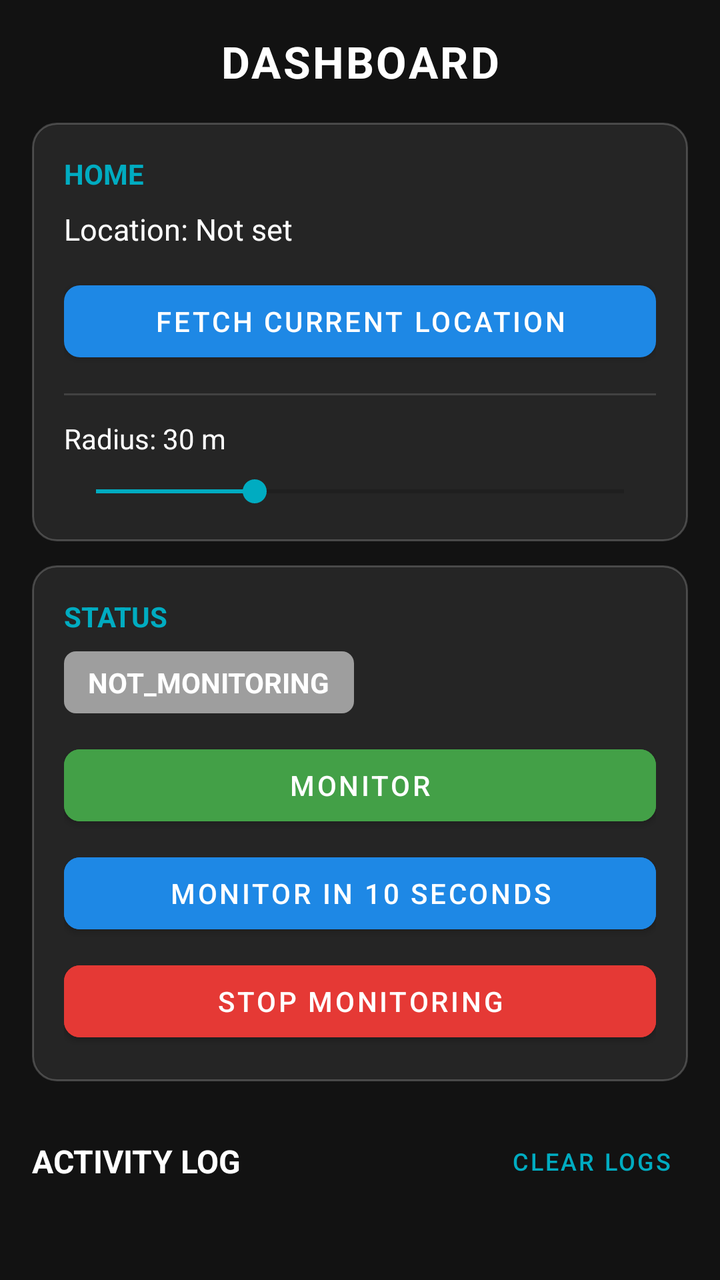
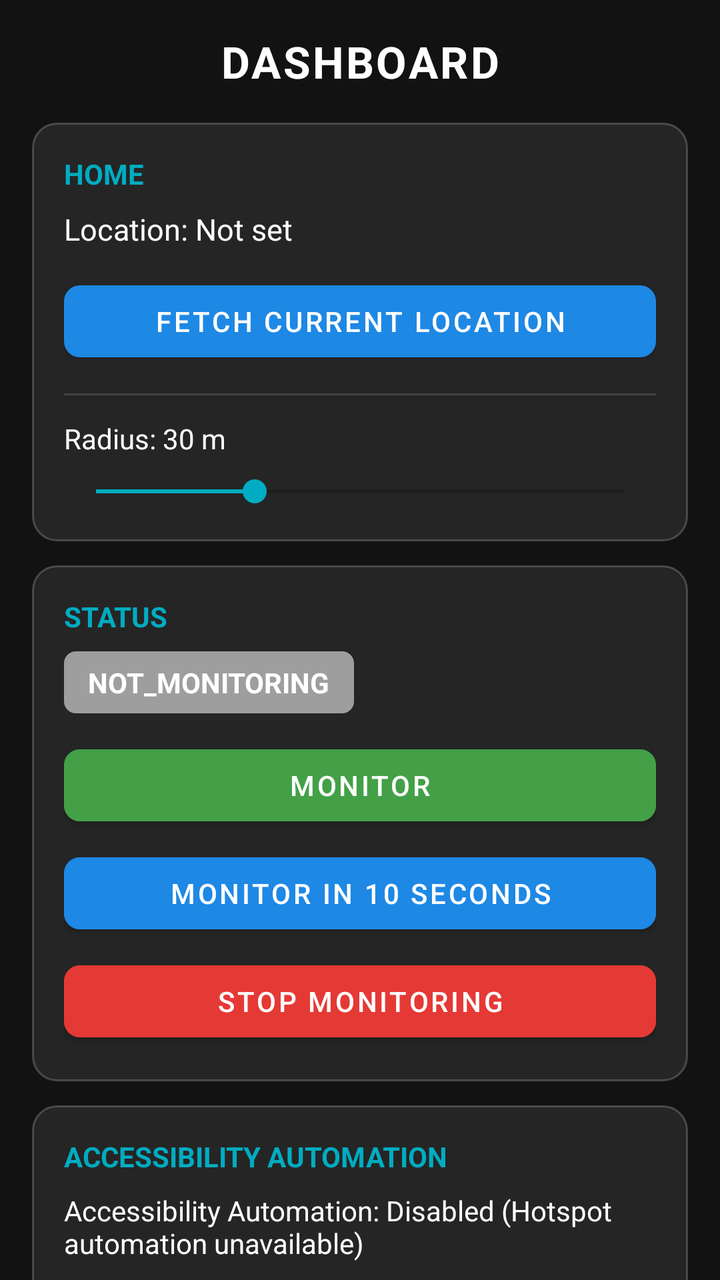

The first picture is an Android layout as it rendered before a commit; the second is the same layout after the commit. The layout source and the unified diff follow.
<!-- AndroidManifest.xml: application theme Theme.HomeHotspot -->
<!-- res/layout/activity_main.xml -->
<?xml version="1.0" encoding="utf-8"?>
<androidx.coordinatorlayout.widget.CoordinatorLayout xmlns:android="http://schemas.android.com/apk/res/android"
    xmlns:app="http://schemas.android.com/apk/res-auto"
    android:layout_width="match_parent"
    android:layout_height="match_parent"
    android:background="@color/background">

    <androidx.core.widget.NestedScrollView
        android:layout_width="match_parent"
        android:layout_height="match_parent"
        android:fillViewport="true">

        <LinearLayout
            android:layout_width="match_parent"
            android:layout_height="wrap_content"
            android:orientation="vertical"
            android:padding="16dp">

            
            <TextView
                android:layout_width="match_parent"
                android:layout_height="wrap_content"
                android:text="@string/dashboard_title"
                android:textColor="@color/text_primary"
                android:textSize="22sp"
                android:textStyle="bold"
                android:letterSpacing="0.05"
                android:gravity="center"
                android:layout_marginBottom="16dp" />

            
            <LinearLayout
                android:layout_width="match_parent"
                android:layout_height="wrap_content"
                android:background="@drawable/bg_card"
                android:orientation="vertical"
                android:padding="16dp"
                android:layout_marginBottom="12dp">

                <TextView
                    android:layout_width="wrap_content"
                    android:layout_height="wrap_content"
                    android:text="@string/home_section_title"
                    android:textColor="@color/accent"
                    android:textSize="14sp"
                    android:textStyle="bold" />

                <TextView
                    android:id="@+id/tvHomeLocation"
                    android:layout_width="match_parent"
                    android:layout_height="wrap_content"
                    android:layout_marginTop="8dp"
                    android:text="Location: Not set"
                    android:textColor="@color/text_primary"
                    android:textSize="15sp" />

                <com.google.android.material.button.MaterialButton
                    android:id="@+id/btnFetchLocation"
                    android:layout_width="match_parent"
                    android:layout_height="wrap_content"
                    android:layout_marginTop="12dp"
                    android:text="@string/fetch_current_location"
                    android:textAllCaps="true"
                    app:cornerRadius="8dp" />

                <View
                    android:layout_width="match_parent"
                    android:layout_height="1dp"
                    android:layout_marginTop="12dp"
                    android:layout_marginBottom="12dp"
                    android:background="#22FFFFFF" />

                <TextView
                    android:id="@+id/tvRadiusLabel"
                    android:layout_width="match_parent"
                    android:layout_height="wrap_content"
                    android:text="Radius: 30 m"
                    android:textColor="@color/text_primary"
                    android:textSize="14sp" />

                <SeekBar
                    android:id="@+id/seekBarRadius"
                    android:layout_width="match_parent"
                    android:layout_height="wrap_content"
                    android:layout_marginTop="8dp"
                    android:max="100"
                    android:progress="30" />

            </LinearLayout>

            
            <LinearLayout
                android:layout_width="match_parent"
                android:layout_height="wrap_content"
                android:background="@drawable/bg_card"
                android:orientation="vertical"
                android:padding="16dp"
                android:layout_marginBottom="12dp">

                <TextView
                    android:layout_width="wrap_content"
                    android:layout_height="wrap_content"
                    android:text="@string/status_section_title"
                    android:textColor="@color/accent"
                    android:textSize="14sp"
                    android:textStyle="bold" />

                <TextView
                    android:id="@+id/tvStatus"
                    android:layout_width="wrap_content"
                    android:layout_height="wrap_content"
                    android:layout_marginTop="8dp"
                    android:background="@drawable/bg_status_badge"
                    android:paddingStart="12dp"
                    android:paddingTop="6dp"
                    android:paddingEnd="12dp"
                    android:paddingBottom="6dp"
                    android:text="NOT_MONITORING"
                    android:textColor="#FFFFFF"
                    android:textSize="14sp"
                    android:textStyle="bold" />

                <LinearLayout
                    android:layout_width="match_parent"
                    android:layout_height="wrap_content"
                    android:orientation="vertical"
                    android:layout_marginTop="12dp">

                    <com.google.android.material.button.MaterialButton
                        android:id="@+id/btnMonitor"
                        android:layout_width="match_parent"
                        android:layout_height="wrap_content"
                        android:text="@string/btn_monitor"
                        android:textAllCaps="true"
                        android:backgroundTint="@color/status_monitoring"
                        app:cornerRadius="8dp" />

                    <com.google.android.material.button.MaterialButton
                        android:id="@+id/btnMonitor10s"
                        android:layout_width="match_parent"
                        android:layout_height="wrap_content"
                        android:layout_marginTop="6dp"
                        android:text="@string/btn_monitor_10s"
                        android:textAllCaps="true"
                        android:backgroundTint="@color/primary"
                        app:cornerRadius="8dp" />

                    <com.google.android.material.button.MaterialButton
                        android:id="@+id/btnStopMonitoring"
                        android:layout_width="match_parent"
                        android:layout_height="wrap_content"
                        android:layout_marginTop="6dp"
                        android:text="@string/btn_stop_monitoring"
                        android:textAllCaps="true"
                        android:backgroundTint="@color/status_error"
                        app:cornerRadius="8dp" />
                </LinearLayout>

            </LinearLayout>

            
            <LinearLayout
                android:layout_width="match_parent"
                android:layout_height="wrap_content"
                android:orientation="horizontal"
                android:gravity="center_vertical"
                android:layout_marginTop="4dp"
                android:layout_marginBottom="8dp">

                <TextView
                    android:layout_width="0dp"
                    android:layout_height="wrap_content"
                    android:layout_weight="1"
                    android:text="@string/activity_log_title"
                    android:textColor="@color/text_primary"
                    android:textSize="16sp"
                    android:textStyle="bold" />

                <com.google.android.material.button.MaterialButton
                    android:id="@+id/btnClearLogs"
                    style="@style/Widget.MaterialComponents.Button.TextButton"
                    android:layout_width="wrap_content"
                    android:layout_height="wrap_content"
                    android:text="@string/clear_logs"
                    android:textColor="@color/accent"
                    android:textSize="12sp" />
            </LinearLayout>

            <androidx.recyclerview.widget.RecyclerView
                android:id="@+id/rvLogs"
                android:layout_width="match_parent"
                android:layout_height="350dp"
                android:nestedScrollingEnabled="true" />

        </LinearLayout>

    </androidx.core.widget.NestedScrollView>

</androidx.coordinatorlayout.widget.CoordinatorLayout>
<!-- resources referenced by this layout -->
<resources>
  <color name="accent">#00ACC1</color>
  <color name="background">#121212</color>
  <color name="primary">#1E88E5</color>
  <color name="status_error">#E53935</color>
  <color name="status_monitoring">#43A047</color>
  <color name="text_primary">#FFFFFF</color>
  <!-- drawable bg_card (drawable) -->
  <?xml version="1.0" encoding="utf-8"?>
  <shape xmlns:android="http://schemas.android.com/apk/res/android"
      android:shape="rectangle">
      <corners android:radius="12dp" />
      <solid android:color="@color/card_surface" />
      <stroke
          android:width="1dp"
          android:color="#33FFFFFF" />
  </shape>
  <!-- drawable bg_status_badge (drawable) -->
  <?xml version="1.0" encoding="utf-8"?>
  <shape xmlns:android="http://schemas.android.com/apk/res/android"
      android:shape="rectangle">
      <corners android:radius="6dp" />
      <solid android:color="@color/status_not_monitoring" />
      <padding
          android:bottom="4dp"
          android:left="8dp"
          android:right="8dp"
          android:top="4dp" />
  </shape>
  <string name="activity_log_title">ACTIVITY LOG</string>
  <string name="btn_monitor">MONITOR</string>
  <string name="btn_monitor_10s">MONITOR IN 10 SECONDS</string>
  <string name="btn_stop_monitoring">STOP MONITORING</string>
  <string name="clear_logs">Clear Logs</string>
  <string name="dashboard_title">DASHBOARD</string>
  <string name="fetch_current_location">FETCH CURRENT LOCATION</string>
  <string name="home_section_title">HOME</string>
  <string name="status_section_title">STATUS</string>
  <style name="Theme.HomeHotspot" parent="Theme.MaterialComponents.DayNight.DarkActionBar">
          
          <item name="colorPrimary">@color/primary</item>
          <item name="colorPrimaryVariant">@color/primary_dark</item>
          <item name="colorOnPrimary">@color/text_primary</item>
          
          <item name="colorSecondary">@color/accent</item>
          <item name="colorSecondaryVariant">@color/accent</item>
          <item name="colorOnSecondary">@color/text_primary</item>
          
          <item name="android:statusBarColor">@color/surface</item>
          
          <item name="android:windowBackground">@color/background</item>
      </style>
  <color name="card_surface">#252525</color>
  <color name="status_not_monitoring">#9E9E9E</color>
  <color name="primary_dark">#1565C0</color>
  <color name="surface">#1E1E1E</color>
</resources>

<!-- the commit's change to res/layout/activity_main.xml (unified diff, before → after) -->
@@ -162,6 +162,53 @@
             <LinearLayout
                 android:layout_width="match_parent"
                 android:layout_height="wrap_content"
+                android:background="@drawable/bg_card"
+                android:orientation="vertical"
+                android:padding="16dp"
+                android:layout_marginBottom="12dp">
+
+                <TextView
+                    android:layout_width="wrap_content"
+                    android:layout_height="wrap_content"
+                    android:text="@string/accessibility_section_title"
+                    android:textColor="@color/accent"
+                    android:textSize="14sp"
+                    android:textStyle="bold" />
+
+                <TextView
+                    android:id="@+id/tvAccessibilityStatus"
+                    android:layout_width="match_parent"
+                    android:layout_height="wrap_content"
+                    android:layout_marginTop="8dp"
+                    android:text="@string/accessibility_status_disabled"
+                    android:textColor="@color/text_primary"
+                    android:textSize="14sp" />
+
+                <com.google.android.material.button.MaterialButton
+                    android:id="@+id/btnOpenAccessibility"
+                    android:layout_width="match_parent"
+                    android:layout_height="wrap_content"
+                    android:layout_marginTop="10dp"
+                    android:text="@string/btn_enable_accessibility"
+                    android:textAllCaps="true"
+                    app:cornerRadius="8dp" />
+
+                <com.google.android.material.button.MaterialButton
+                    android:id="@+id/btnTestSequence"
+                    android:layout_width="match_parent"
+                    android:layout_height="wrap_content"
+                    android:layout_marginTop="6dp"
+                    android:text="@string/btn_test_action_sequence"
+                    android:textAllCaps="true"
+                    android:backgroundTint="@color/primary"
+                    app:cornerRadius="8dp" />
+
+            </LinearLayout>
+
+            
+            <LinearLayout
+                android:layout_width="match_parent"
+                android:layout_height="wrap_content"
                 android:orientation="horizontal"
                 android:gravity="center_vertical"
                 android:layout_marginTop="4dp"
<!-- resource entries referenced after the edit -->
@@ -28,10 +28,14 @@
           android:right="8dp"
           android:top="4dp" />
   </shape>
+  <string name="accessibility_section_title">ACCESSIBILITY AUTOMATION</string>
+  <string name="accessibility_status_disabled">Accessibility Automation: Disabled (Hotspot automation unavailable)</string>
   <string name="activity_log_title">ACTIVITY LOG</string>
+  <string name="btn_enable_accessibility">OPEN ACCESSIBILITY SETTINGS</string>
   <string name="btn_monitor">MONITOR</string>
   <string name="btn_monitor_10s">MONITOR IN 10 SECONDS</string>
   <string name="btn_stop_monitoring">STOP MONITORING</string>
+  <string name="btn_test_action_sequence">TEST ACTION SEQUENCE NOW</string>
   <string name="clear_logs">Clear Logs</string>
   <string name="dashboard_title">DASHBOARD</string>
   <string name="fetch_current_location">FETCH CURRENT LOCATION</string>
